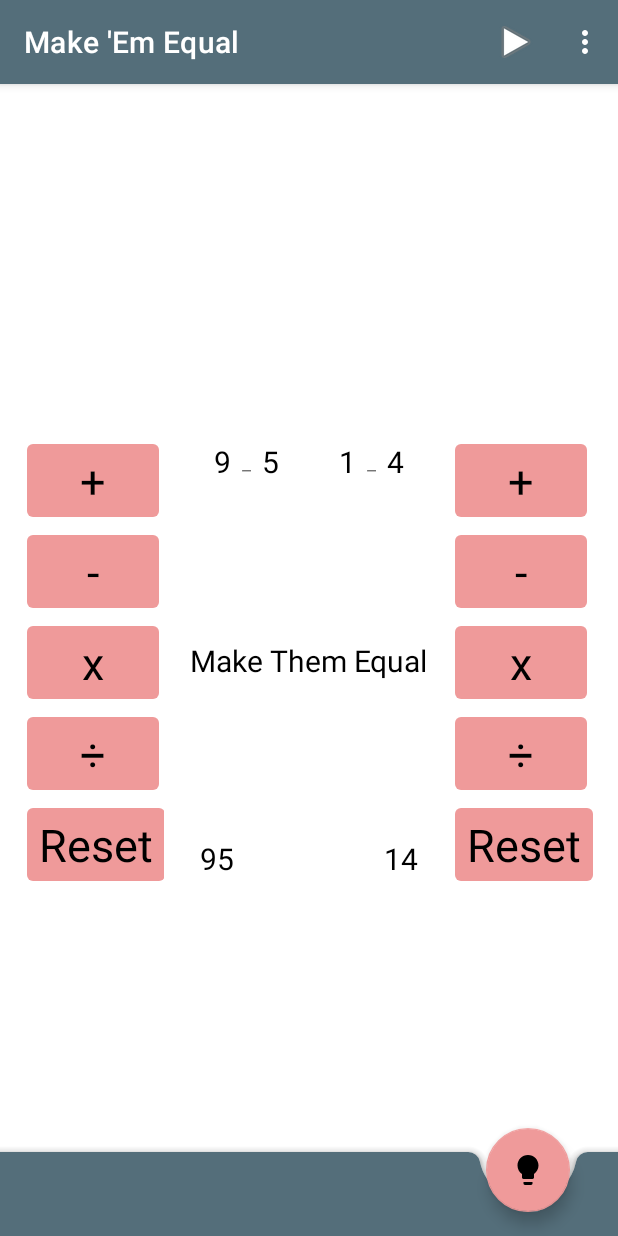
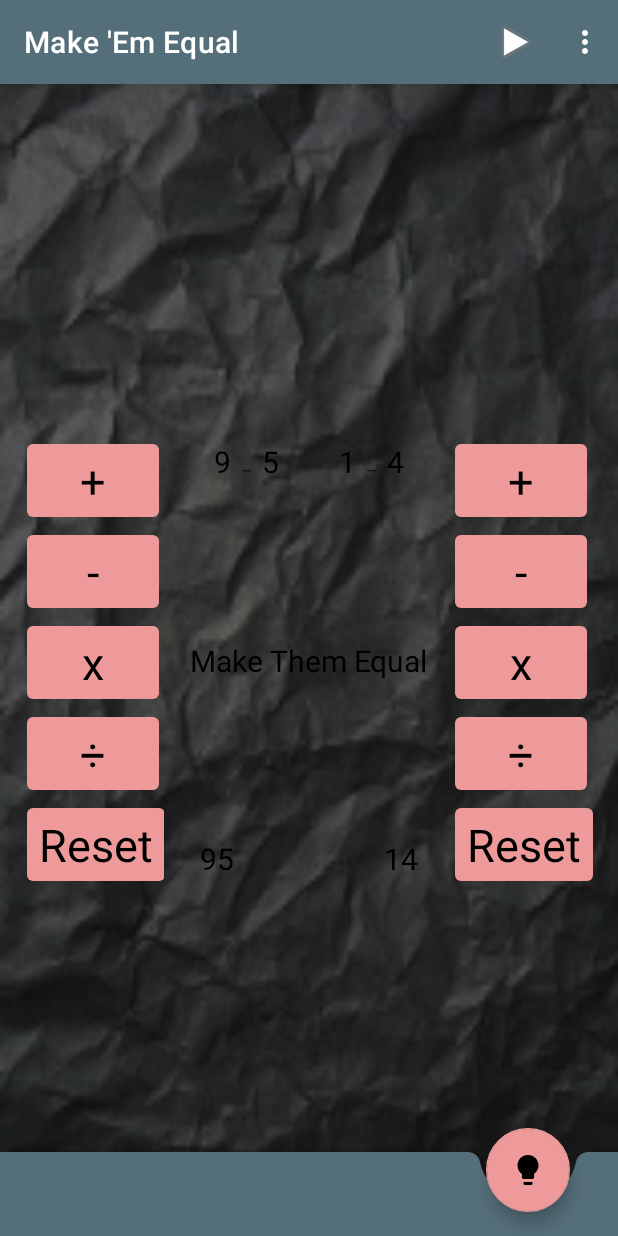
Before and after one commit to RachelRebecca/Make_Em_Equal, an Android app: the screen it shows after launch (MainActivity), on a phone screen of 412 x 824 dp. Run offline under Robolectric (Android 15) with nearby library versions, the phone set to English and light mode, and no system bars.

Commit message:
to spare conflicts

```diff
--- a/app/src/main/res/layout/content_main.xml
+++ b/app/src/main/res/layout/content_main.xml
@@ -4,6 +4,7 @@
     android:id="@+id/include_content_main"
     android:layout_width="match_parent"
     android:layout_height="match_parent"
+    android:background="@drawable/texture_background"
     app:layout_behavior="@string/appbar_scrolling_view_behavior">
 
     <LinearLayout
--- a/app/src/main/res/values/colors.xml
+++ b/app/src/main/res/values/colors.xml
@@ -14,6 +14,7 @@
     <color name="backgroundColoredColor">@color/primaryLightColor</color>
     <color name="backgroundDefaultColor">@android:color/background_light</color>
 
+
     <color name="textColor">@android:color/black</color>
 
 </resources>
```
